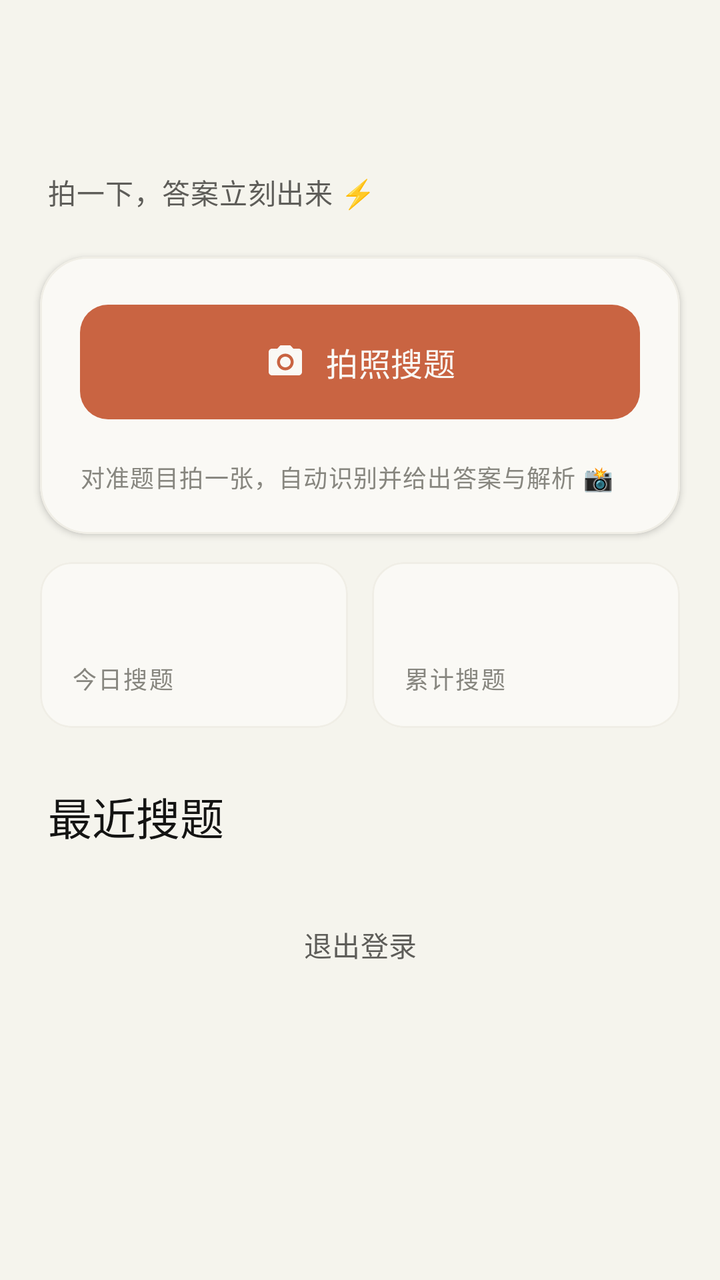
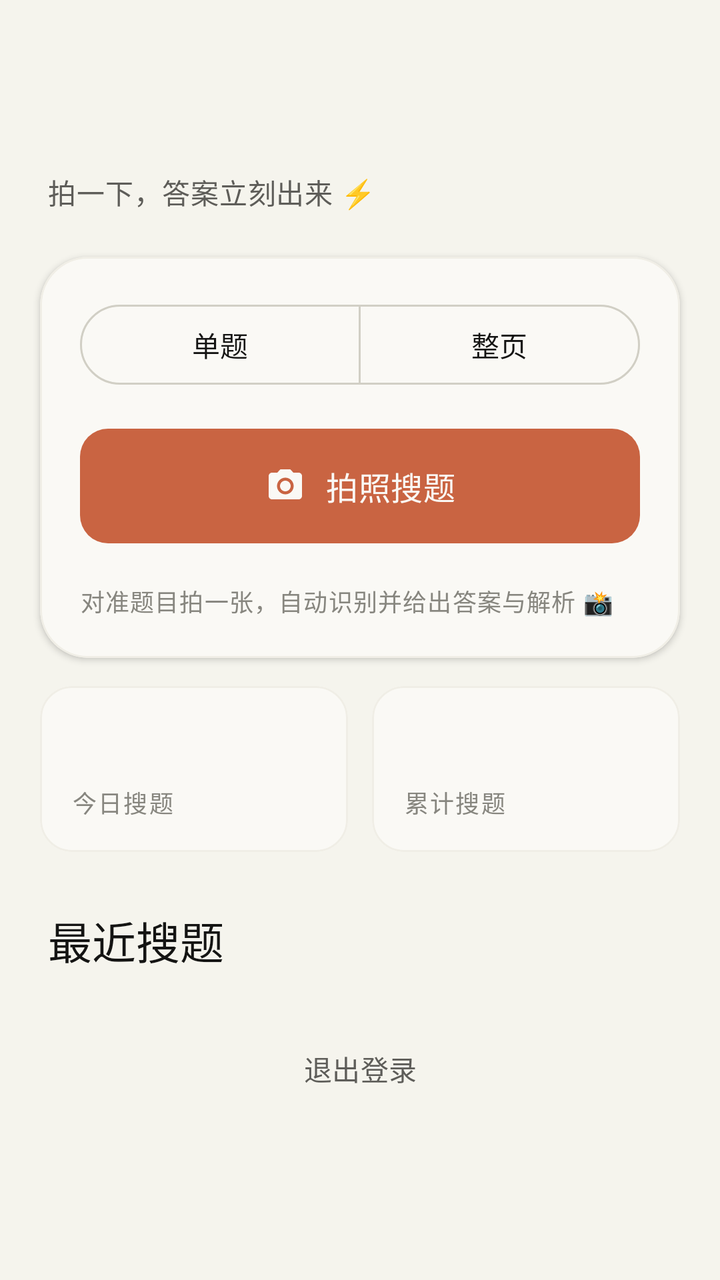

Before-and-after screenshots of an Android layout around one commit, followed by the original layout XML and the change that was made.
<!-- AndroidManifest.xml: application theme Theme.FlashSearch -->
<!-- res/layout/activity_home.xml -->
<?xml version="1.0" encoding="utf-8"?>
<androidx.core.widget.NestedScrollView xmlns:android="http://schemas.android.com/apk/res/android"
    xmlns:app="http://schemas.android.com/apk/res-auto"
    android:id="@+id/root"
    android:layout_width="match_parent"
    android:layout_height="match_parent"
    android:background="?android:attr/colorBackground"
    android:fillViewport="true">

    <LinearLayout
        android:layout_width="match_parent"
        android:layout_height="wrap_content"
        android:orientation="vertical"
        android:paddingBottom="20dp">

        
        <LinearLayout
            android:id="@+id/header"
            android:layout_width="match_parent"
            android:layout_height="wrap_content"
            android:orientation="vertical"
            android:paddingStart="24dp"
            android:paddingTop="12dp"
            android:paddingEnd="24dp"
            android:paddingBottom="22dp">

            <TextView
                android:id="@+id/dateLabel"
                android:layout_width="wrap_content"
                android:layout_height="wrap_content"
                android:textAppearance="@style/TextAppearance.FlashSearch.Label" />

            <TextView
                android:id="@+id/greeting"
                android:layout_width="match_parent"
                android:layout_height="wrap_content"
                android:layout_marginTop="10dp"
                android:textAppearance="@style/TextAppearance.FlashSearch.Serif.Display" />

            <TextView
                android:id="@+id/tagline"
                android:layout_width="match_parent"
                android:layout_height="wrap_content"
                android:layout_marginTop="10dp"
                android:text="@string/brand_tagline"
                android:textAppearance="@style/TextAppearance.FlashSearch.Body" />
        </LinearLayout>

        
        <com.google.android.material.card.MaterialCardView
            android:id="@+id/heroCard"
            android:layout_width="match_parent"
            android:layout_height="wrap_content"
            android:layout_marginStart="20dp"
            android:layout_marginEnd="20dp"
            app:cardBackgroundColor="@color/ivory"
            app:cardCornerRadius="24dp"
            app:cardElevation="2dp"
            app:strokeColor="@color/border_cream"
            app:strokeWidth="1dp">

            <LinearLayout
                android:layout_width="match_parent"
                android:layout_height="wrap_content"
                android:orientation="vertical"
                android:padding="20dp">

                <com.google.android.material.button.MaterialButton
                    android:id="@+id/takePhotoButton"
                    style="@style/Widget.FlashSearch.PrimaryButton"
                    android:layout_width="match_parent"
                    android:layout_height="wrap_content"
                    android:text="@string/action_take_photo"
                    app:icon="@drawable/ic_camera" />

                <TextView
                    android:layout_width="match_parent"
                    android:layout_height="wrap_content"
                    android:layout_marginTop="16dp"
                    android:text="@string/home_tip"
                    android:textAppearance="@style/TextAppearance.FlashSearch.Caption" />
            </LinearLayout>
        </com.google.android.material.card.MaterialCardView>

        
        <LinearLayout
            android:id="@+id/statsRow"
            android:layout_width="match_parent"
            android:layout_height="wrap_content"
            android:layout_marginStart="20dp"
            android:layout_marginTop="14dp"
            android:layout_marginEnd="20dp"
            android:orientation="horizontal">

            <com.google.android.material.card.MaterialCardView
                android:layout_width="0dp"
                android:layout_height="wrap_content"
                android:layout_weight="1"
                app:cardBackgroundColor="@color/ivory"
                app:cardCornerRadius="16dp"
                app:cardElevation="0dp"
                app:strokeColor="@color/border_cream"
                app:strokeWidth="1dp">

                <LinearLayout
                    android:layout_width="match_parent"
                    android:layout_height="wrap_content"
                    android:orientation="vertical"
                    android:padding="16dp">

                    <TextView
                        android:id="@+id/todayCount"
                        android:layout_width="wrap_content"
                        android:layout_height="wrap_content"
                        android:textAppearance="@style/TextAppearance.FlashSearch.Serif.Title" />

                    <TextView
                        android:layout_width="wrap_content"
                        android:layout_height="wrap_content"
                        android:layout_marginTop="4dp"
                        android:text="@string/stats_today"
                        android:textAppearance="@style/TextAppearance.FlashSearch.Label" />
                </LinearLayout>
            </com.google.android.material.card.MaterialCardView>

            <com.google.android.material.card.MaterialCardView
                android:layout_width="0dp"
                android:layout_height="wrap_content"
                android:layout_marginStart="12dp"
                android:layout_weight="1"
                app:cardBackgroundColor="@color/ivory"
                app:cardCornerRadius="16dp"
                app:cardElevation="0dp"
                app:strokeColor="@color/border_cream"
                app:strokeWidth="1dp">

                <LinearLayout
                    android:layout_width="match_parent"
                    android:layout_height="wrap_content"
                    android:orientation="vertical"
                    android:padding="16dp">

                    <TextView
                        android:id="@+id/totalCount"
                        android:layout_width="wrap_content"
                        android:layout_height="wrap_content"
                        android:textAppearance="@style/TextAppearance.FlashSearch.Serif.Title" />

                    <TextView
                        android:layout_width="wrap_content"
                        android:layout_height="wrap_content"
                        android:layout_marginTop="4dp"
                        android:text="@string/stats_total"
                        android:textAppearance="@style/TextAppearance.FlashSearch.Label" />
                </LinearLayout>
            </com.google.android.material.card.MaterialCardView>
        </LinearLayout>

        
        <LinearLayout
            android:id="@+id/historySection"
            android:layout_width="match_parent"
            android:layout_height="wrap_content"
            android:layout_marginTop="28dp"
            android:orientation="vertical">

            <TextView
                android:layout_width="wrap_content"
                android:layout_height="wrap_content"
                android:layout_marginStart="24dp"
                android:text="@string/history_title"
                android:textAppearance="@style/TextAppearance.FlashSearch.Serif.Title" />

            <LinearLayout
                android:id="@+id/historyList"
                android:layout_width="match_parent"
                android:layout_height="wrap_content"
                android:orientation="vertical" />

            <TextView
                android:id="@+id/historyEmpty"
                android:layout_width="match_parent"
                android:layout_height="wrap_content"
                android:layout_marginStart="24dp"
                android:layout_marginTop="12dp"
                android:layout_marginEnd="24dp"
                android:text="@string/history_empty"
                android:textAppearance="@style/TextAppearance.FlashSearch.Caption"
                android:visibility="gone" />
        </LinearLayout>

        <com.google.android.material.button.MaterialButton
            android:id="@+id/logoutButton"
            style="@style/Widget.FlashSearch.TextButton"
            android:layout_width="wrap_content"
            android:layout_height="wrap_content"
            android:layout_gravity="center_horizontal"
            android:layout_marginTop="24dp"
            android:text="@string/action_logout" />
        <TextView
            android:id="@+id/versionLabel"
            android:layout_width="wrap_content"
            android:layout_height="wrap_content"
            android:layout_gravity="center_horizontal"
            android:layout_marginTop="14dp"
            android:textAppearance="@style/TextAppearance.FlashSearch.Label" />
    </LinearLayout>
</androidx.core.widget.NestedScrollView>
<!-- resources referenced by this layout -->
<resources>
  <color name="border_cream">#F0EEE6</color>
  <color name="ivory">#FAF9F5</color>
  <!-- drawable ic_camera (drawable) -->
  <vector xmlns:android="http://schemas.android.com/apk/res/android"
      android:width="24dp"
      android:height="24dp"
      android:viewportWidth="24"
      android:viewportHeight="24">
      <path
          android:fillColor="#FFFFFFFF"
          android:pathData="M12,15.2c1.77,0 3.2,-1.43 3.2,-3.2s-1.43,-3.2 -3.2,-3.2 -3.2,1.43 -3.2,3.2 1.43,3.2 3.2,3.2zM9,2L7.17,4H4c-1.1,0 -2,0.9 -2,2v12c0,1.1 0.9,2 2,2h16c1.1,0 2,-0.9 2,-2V6c0,-1.1 -0.9,-2 -2,-2h-3.17L15,2H9zM12,17c-2.76,0 -5,-2.24 -5,-5s2.24,-5 5,-5 5,2.24 5,5 -2.24,5 -5,5z" />
  </vector>
  <string name="action_logout">退出登录</string>
  <string name="action_take_photo">拍照搜题</string>
  <string name="brand_tagline">拍一下，答案立刻出来 ⚡</string>
  <string name="history_empty">还没有搜题记录，拍一张试试 📷</string>
  <string name="history_title">最近搜题</string>
  <string name="home_tip">对准题目拍一张，自动识别并给出答案与解析 📸</string>
  <string name="stats_today">今日搜题</string>
  <string name="stats_total">累计搜题</string>
  <style name="TextAppearance.FlashSearch.Body" parent="TextAppearance.Material3.BodyMedium">
          <item name="android:lineSpacingMultiplier">1.5</item>
          <item name="android:textColor">@color/olive_gray</item>
      </style>
  <style name="TextAppearance.FlashSearch.Caption" parent="TextAppearance.Material3.BodySmall">
          <item name="android:lineSpacingMultiplier">1.4</item>
          <item name="android:textColor">@color/stone_gray</item>
      </style>
  <style name="TextAppearance.FlashSearch.Label" parent="TextAppearance.Material3.LabelMedium">
          <item name="android:letterSpacing">0.06</item>
          <item name="android:textColor">@color/stone_gray</item>
      </style>
  <style name="TextAppearance.FlashSearch.Serif.Display" parent="TextAppearance.Material3.HeadlineMedium">
          <item name="android:fontFamily">serif</item>
          <item name="android:textStyle">normal</item>
          <item name="android:textColor">@color/near_black</item>
          <item name="android:letterSpacing">0</item>
          <item name="android:lineSpacingMultiplier">1.15</item>
          <item name="android:textFontWeight" tools:targetApi="28">500</item>
      </style>
  <style name="TextAppearance.FlashSearch.Serif.Title" parent="TextAppearance.Material3.TitleLarge">
          <item name="android:fontFamily">serif</item>
          <item name="android:textStyle">normal</item>
          <item name="android:textColor">@color/near_black</item>
          <item name="android:letterSpacing">0</item>
          <item name="android:textFontWeight" tools:targetApi="28">500</item>
      </style>
  <style name="Widget.FlashSearch.TextButton" parent="Widget.Material3.Button.TextButton">
          <item name="android:textColor">@color/olive_gray</item>
          <item name="rippleColor">@color/warm_sand</item>
          <item name="elevation">0dp</item>
      </style>
  <color name="olive_gray">#5E5D59</color>
  <color name="stone_gray">#87867F</color>
  <color name="near_black">#141413</color>
  <color name="terracotta">#C96442</color>
  <color name="warm_sand">#E8E6DC</color>
  <color name="charcoal_warm">#4D4C48</color>
  <color name="coral">#D97757</color>
  <color name="error_crimson">#B53333</color>
  <color name="parchment">#F5F4ED</color>
  <color name="pure_white">#FFFFFF</color>
  <color name="ring_warm">#D1CFC5</color>
  <!-- unchanged entries left out for length: 2 -->
</resources>

<!-- the commit's change to res/layout/activity_home.xml (unified diff, before → after) -->
@@ -64,8 +64,31 @@
                 android:layout_height="wrap_content"
                 android:orientation="vertical"
                 android:padding="20dp">
-
-                <com.google.android.material.button.MaterialButton
+                <com.google.android.material.button.MaterialButtonToggleGroup
+                    android:id="@+id/modeGroup"
+                    android:layout_width="match_parent"
+                    android:layout_height="wrap_content"
+                    android:layout_marginBottom="14dp"
+                    app:selectionRequired="true"
+                    app:singleSelection="true">
+
+                    <com.google.android.material.button.MaterialButton
+                        android:id="@+id/modeSingle"
+                        style="@style/Widget.Material3.Button.OutlinedButton"
+                        android:layout_width="0dp"
+                        android:layout_height="wrap_content"
+                        android:layout_weight="1"
+                        android:text="@string/mode_single" />
+
+                    <com.google.android.material.button.MaterialButton
+                        android:id="@+id/modePage"
+                        style="@style/Widget.Material3.Button.OutlinedButton"
+                        android:layout_width="0dp"
+                        android:layout_height="wrap_content"
+                        android:layout_weight="1"
+                        android:text="@string/mode_page" />
+                </com.google.android.material.button.MaterialButtonToggleGroup>
+<com.google.android.material.button.MaterialButton
                     android:id="@+id/takePhotoButton"
                     style="@style/Widget.FlashSearch.PrimaryButton"
                     android:layout_width="match_parent"
@@ -74,6 +97,7 @@
                     app:icon="@drawable/ic_camera" />
 
                 <TextView
+                    android:id="@+id/modeHint"
                     android:layout_width="match_parent"
                     android:layout_height="wrap_content"
                     android:layout_marginTop="16dp"
<!-- resource entries referenced after the edit -->
@@ -18,6 +18,8 @@
   <string name="history_empty">还没有搜题记录，拍一张试试 📷</string>
   <string name="history_title">最近搜题</string>
   <string name="home_tip">对准题目拍一张，自动识别并给出答案与解析 📸</string>
+  <string name="mode_page">整页</string>
+  <string name="mode_single">单题</string>
   <string name="stats_today">今日搜题</string>
   <string name="stats_total">累计搜题</string>
   <style name="TextAppearance.FlashSearch.Body" parent="TextAppearance.Material3.BodyMedium">
